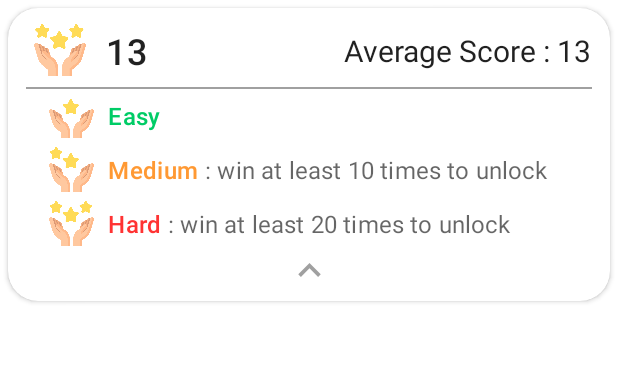
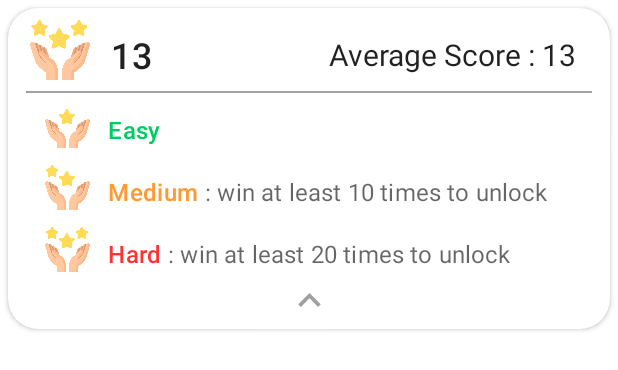
Before and after one commit to LightningGem/memory-app, an Android app: the layout statistic_view_item.xml on its own in the app's theme, with its tools: preview values and no code run, on a phone screen of 412 x 824 dp. Shown: the top 370 px of the screen. Run offline under Robolectric (Android 15) with nearby library versions, the phone set to English and light mode, and no system bars.

Commit message:
README, statistic view edited

```diff
--- a/app/src/main/res/layout/statistic_view_item.xml
+++ b/app/src/main/res/layout/statistic_view_item.xml
@@ -13,15 +13,14 @@
     <androidx.constraintlayout.widget.ConstraintLayout
         android:layout_marginStart="12dp"
         android:layout_marginEnd="12dp"
-        android:layout_marginTop="5dp"
-        android:layout_marginBottom="5dp"
+        android:layout_marginTop="8dp"
+        android:layout_marginBottom="4dp"
         android:layout_width="match_parent"
         android:layout_height="wrap_content">
 
         <ImageView
             android:id="@+id/icon"
             android:src="@drawable/ic_success3"
-            android:paddingTop="5dp"
             android:paddingBottom="5dp"
             android:layout_width="45dp"
             android:layout_height="45dp"
@@ -30,7 +29,7 @@
             app:layout_constraintEnd_toStartOf="@id/levels_completed_text" />
 
         <TextView
-            android:layout_marginStart="2dp"
+            android:layout_marginStart="5dp"
             android:id="@+id/levels_completed_text"
             android:layout_height="wrap_content"
             android:layout_width="wrap_content"
@@ -42,14 +41,15 @@
             app:layout_constraintStart_toEndOf="@id/icon" />
 
         <TextView
+            android:layout_marginEnd="10dp"
             android:id="@+id/average_score_text"
             android:layout_height="wrap_content"
             android:layout_width="wrap_content"
             android:textSize="20sp"
             tools:text="Average Score : 13"
             style="@style/TextAppearance.MaterialComponents.Headline5"
-            app:layout_constraintBottom_toBottomOf="@id/icon"
-            app:layout_constraintTop_toTopOf="@id/icon"
+            app:layout_constraintTop_toTopOf="@id/levels_completed_text"
+            app:layout_constraintBottom_toBottomOf="@id/levels_completed_text"
             app:layout_constraintEnd_toEndOf="parent"/>
 
         <androidx.constraintlayout.widget.Barrier
@@ -69,11 +69,12 @@
             app:layout_constraintStart_toStartOf="parent"/>
 
         <ImageView
-            android:layout_marginStart="15dp"
+            android:paddingBottom="5dp"
+            android:layout_marginStart="10dp"
             android:id="@+id/desc1_img"
-            android:layout_marginTop="6dp"
-            android:layout_width="30dp"
-            android:layout_height="30dp"
+            android:layout_marginTop="10dp"
+            android:layout_width="35dp"
+            android:layout_height="35dp"
             android:src="@drawable/ic_success1"
             app:layout_constraintTop_toBottomOf="@id/barrier"
             app:layout_constraintStart_toStartOf="parent">
@@ -93,11 +94,12 @@
             android:textColor="@color/difficulty0Color"/>
 
         <ImageView
-            android:layout_marginStart="15dp"
+            android:paddingBottom="5dp"
+            android:layout_marginStart="10dp"
             android:id="@+id/desc2_img"
             android:layout_marginTop="6dp"
-            android:layout_width="30dp"
-            android:layout_height="30dp"
+            android:layout_width="35dp"
+            android:layout_height="35dp"
             android:src="@drawable/ic_success2"
             app:layout_constraintTop_toBottomOf="@id/desc1_img"
             app:layout_constraintStart_toStartOf="parent">
@@ -129,11 +131,12 @@
 
 
         <ImageView
-            android:layout_marginStart="15dp"
+            android:paddingBottom="5dp"
+            android:layout_marginStart="10dp"
             android:id="@+id/desc3_img"
             android:layout_marginTop="6dp"
-            android:layout_width="30dp"
-            android:layout_height="30dp"
+            android:layout_width="35dp"
+            android:layout_height="35dp"
             android:src="@drawable/ic_success3"
             app:layout_constraintTop_toBottomOf="@id/desc2_img"
             app:layout_constraintStart_toStartOf="parent">
```
Also changed, not shown: 8 other files.
